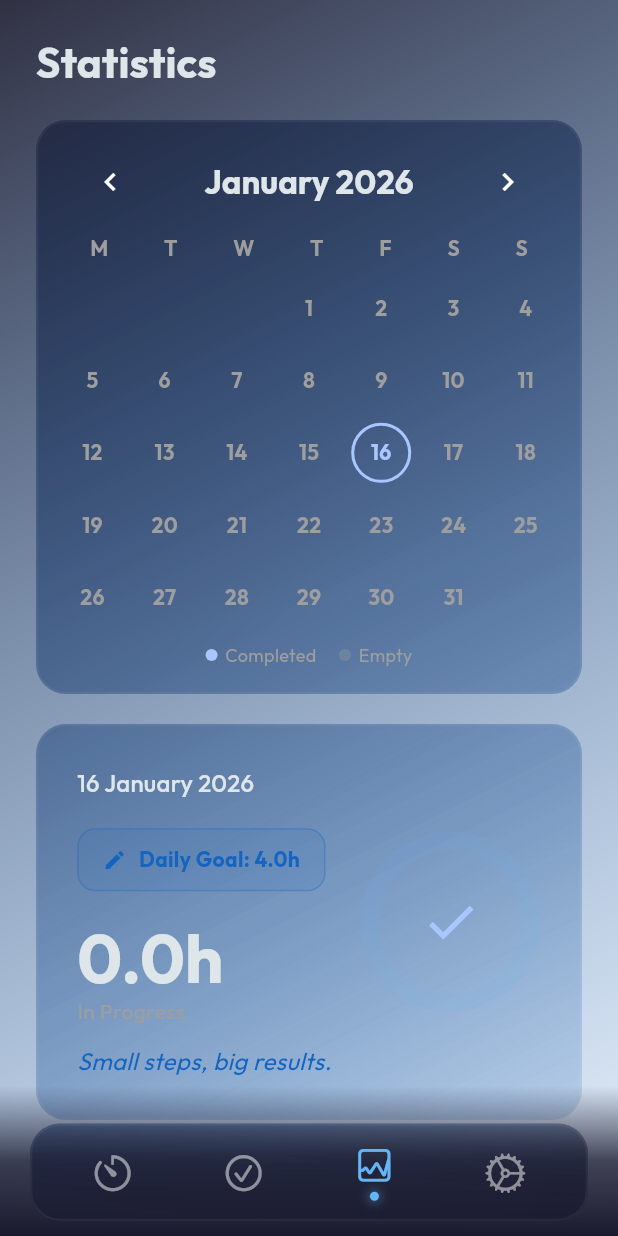
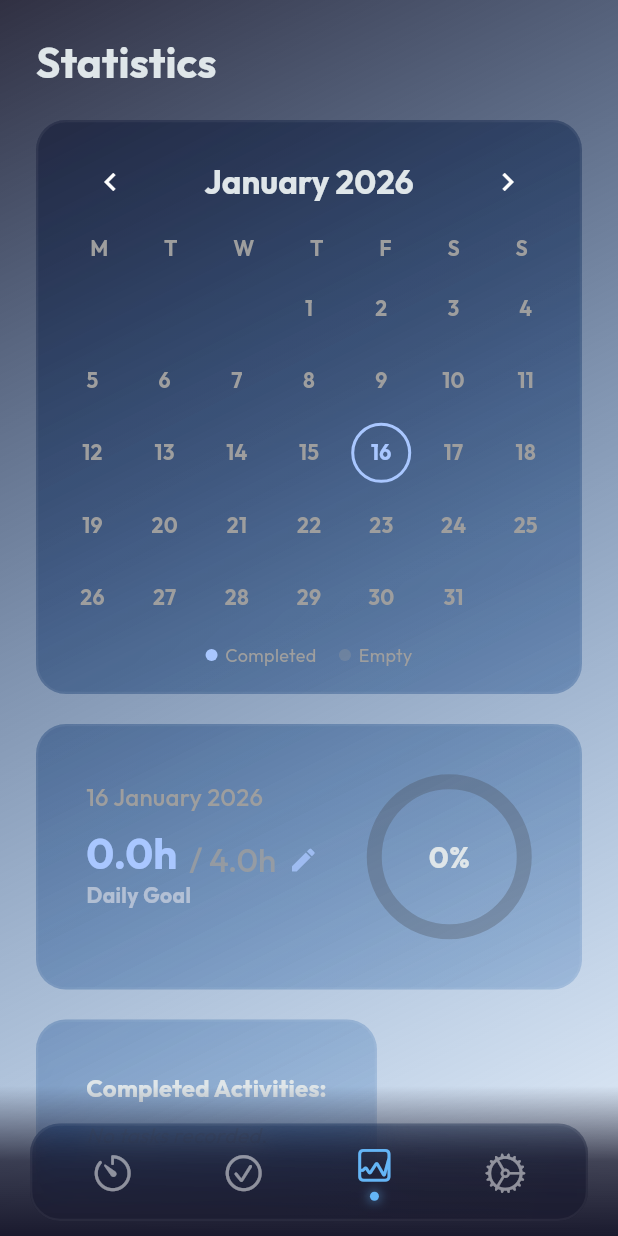
Before and after one commit to yalcin1suleyman/pomodoro_focus_flow, a Flutter app: the screen it shows after launch, item 3 of the bottom bar chosen, on a phone screen of 412 x 824 dp. Run offline on Flutter 3.47's test engine with Material 3 defaults, Android fonts, the phone set to English and light mode, and no system bars; drawn by our look-alikes of percent_indicator; our stand-ins replace audioplayers, google_fonts, share_plus, shared_preferences.

Commit message:
ui: enhance statistics screen layout and responsiveness

```diff
--- a/lib/features/settings/settings_provider.dart
+++ b/lib/features/settings/settings_provider.dart
@@ -167,7 +167,7 @@ class SettingsProvider extends ChangeNotifier {
     'pomodoroCount': 'pomodoros',
     'inProgress': 'In Progress',
     'focusedTime': 'Focused Time',
-    'tasksWorkedOn': 'Tasks Worked On:',
+    'tasksWorkedOn': 'Completed Activities:',
     'noTasksRecorded': 'No tasks recorded.',
     'dailyNote': 'Daily Note:',
     'noteHint': 'How was your focus today?',
@@ -233,7 +233,7 @@ class SettingsProvider extends ChangeNotifier {
     'pomodoroCount': 'pomodoro',
     'inProgress': 'Devam Ediyor',
     'focusedTime': 'Odak Süresi',
-    'tasksWorkedOn': 'Çalışılan Görevler:',
+    'tasksWorkedOn': 'Tamamlanan Etkinlikler:',
     'noTasksRecorded': 'Kayıtlı görev yok.',
     'dailyNote': 'Günlük Not:',
     'noteHint': 'Bugünkü odaklanman nasıldı?',
--- a/lib/features/stats/stats_screen.dart
+++ b/lib/features/stats/stats_screen.dart
@@ -18,34 +18,7 @@ class _StatsScreenState extends State<StatsScreen> {
   DateTime _selectedDate = DateTime.now();
 
   // Rotating motivational quotes
-  final List<String> _enQuotes = [
-    "Focus is the key to success.",
-    "One pomodoro at a time.",
-    "Small steps, big results.",
-    "Keep pushing forward!",
-    "Your future is created by what you do today.",
-    "Stay consistent, stay focused.",
-    "Deep work matters.",
-  ];
 
-  final List<String> _trQuotes = [
-    "Odaklanmak başarının anahtarıdır.",
-    "Her seferinde bir pomodoro.",
-    "Küçük adımlar, büyük sonuçlar.",
-    "İlerlemeye devam et!",
-    "Geleceğin, bugün yaptıklarınla şekillenir.",
-    "İstikrarlı ol, odaklan.",
-    "Derin çalışma önemlidir.",
-  ];
-
-  String _getMotivationQuote(SettingsProvider settings) {
-    // Simple rotation based on day of year to vary daily
-    int dayOfYear = int.parse("${DateTime.now().year}${DateTime.now().month}${DateTime.now().day}");
-    // Or just pick random? Let's pick based on day so it stays same for the day.
-    // Actually simplicity:
-    final quotes = settings.language == 'tr' ? _trQuotes : _enQuotes;
-    return quotes[DateTime.now().day % quotes.length];
-  }
 
   @override
   Widget build(BuildContext context) {
@@ -142,7 +115,7 @@ class _StatsScreenState extends State<StatsScreen> {
                 onTap: isSelectedToday ? () => _showGoalDialog(context, settings) : null,
                 child: GlassBox(
                   child: Padding(
-                    padding: const EdgeInsets.symmetric(horizontal: 10, vertical: 10),
+                    padding: const EdgeInsets.symmetric(horizontal: 16, vertical: 16),
                     child: Row(
                       mainAxisAlignment: MainAxisAlignment.spaceBetween,
                       children: [
@@ -153,89 +126,136 @@ class _StatsScreenState extends State<StatsScreen> {
                               // Title Date
                               Text(
                                 _formatDate(_selectedDate, settings),
-                                style: Theme.of(context).textTheme.titleMedium
+                                style: Theme.of(context).textTheme.titleMedium?.copyWith(color: Colors.grey),
                               ),
-                              const SizedBox(height: 10),
+                              const SizedBox(height: 8),
 
-                              if (isSelectedToday)
-                                Padding(
-                                  padding: const EdgeInsets.symmetric(vertical: 8.0),
-                                  child: InkWell(
-                                    onTap: () => _showGoalDialog(context, settings),
-                                    borderRadius: BorderRadius.circular(12),
-                                    child: Container(
-                                      padding: const EdgeInsets.symmetric(horizontal: 16, vertical: 10),
-                                      decoration: BoxDecoration(
-                                        color: Theme.of(context).primaryColor.withOpacity(0.1),
+                              // Main Focus Time Display
+                              // Main Focus Time Display - Inline as requested
+                              Row(
+                                crossAxisAlignment: CrossAxisAlignment.end,
+                                children: [
+                                  Text(
+                                    "${(focusedMinutes / 60).toStringAsFixed(1)}h",
+                                    style: Theme.of(context).textTheme.headlineMedium?.copyWith(
+                                      fontWeight: FontWeight.bold,
+                                      color: Theme.of(context).colorScheme.primary,
+                                    ),
+                                  ),
+                                  const SizedBox(width: 8),
+                                  Text(
+                                    "/ ${(settings.dailyGoalMinutes / 60).toStringAsFixed(1)}h",
+                                    style: Theme.of(context).textTheme.titleLarge?.copyWith(
+                                      color: Colors.grey.withOpacity(0.8),
+                                      fontWeight: FontWeight.w500,
+                                    ),
+                                  ),
+                                  if (isSelectedToday)
+                                    Padding( // Use Padding+InkWell for tighter control than IconButton
+                                      padding: const EdgeInsets.only(left: 8, bottom: 4),
+                                      child: InkWell(
+                                        onTap: () => _showGoalDialog(context, settings),
                                         borderRadius: BorderRadius.circular(12),
-                                        border: Border.all(color: Theme.of(context).primaryColor.withOpacity(0.3)),
-                                      ),
-                                      child: Row(
-                                        mainAxisSize: MainAxisSize.min,
-                                        children: [
-                                          Icon(Icons.edit, size: 16, color: Theme.of(context).primaryColor),
-                                          const SizedBox(width: 8),
-                                          Text(
-                                            "${settings.translate('dailyGoal')}: ${(settings.dailyGoalMinutes / 60).toStringAsFixed(1)}h",
-                                            style: TextStyle(
-                                              fontWeight: FontWeight.bold,
-                                              color: Theme.of(context).primaryColor,
-                                            ),
-                                          ),
-                                        ],
+                                        child: Icon(
+                                          Icons.edit,
+                                          size: 20,
+                                          color: Theme.of(context).colorScheme.primary.withOpacity(0.8)
+                                        ),
                                       ),
                                     ),
-                                  ),
+                                ],
+                              ),
+
+                              // Status Label
+                              Text(
+                                isSelectedToday ? settings.translate('dailyGoal') : settings.translate('completed'),
+                                style: TextStyle(
+                                  color: Theme.of(context).colorScheme.onSurface.withOpacity(0.6),
+                                  fontWeight: FontWeight.bold,
                                 ),
-
-                              const SizedBox(height: 10),
-                              Text("${(focusedMinutes / 60).toStringAsFixed(1)}h",
-                                  style: Theme.of(context).textTheme.displayMedium?.copyWith(fontWeight: FontWeight.bold)),
-
-                              Text(isSelectedToday ? settings.translate('inProgress') : settings.translate('completed'), style: TextStyle(color: Colors.grey)),
+                              ),
 
                               // Notes or Quote
-                              const SizedBox(height: 12),
+                              const SizedBox(height: 16),
                               if (selectedRecord.note != null && selectedRecord.note!.isNotEmpty)
                                 Text(
                                   "\"${selectedRecord.note}\"",
                                   style: Theme.of(context).textTheme.bodyMedium?.copyWith(
                                     fontStyle: FontStyle.italic,
-                                    fontSize: 16, // Increased Size
+                                    fontSize: 15,
                                   ),
                                   maxLines: 4,
                                   overflow: TextOverflow.ellipsis,
                                 )
-                              else if (isSelectedToday)
-                                Text(
-                                  _getMotivationQuote(settings),
-                                  style: Theme.of(context).textTheme.bodyMedium?.copyWith(
-                                    fontStyle: FontStyle.italic,
-                                    color: Theme.of(context).primaryColor,
-                                    fontSize: 16, // Increased Size
-                                  ),
-                                  maxLines: 3,
-                                  overflow: TextOverflow.ellipsis,
-                                ),
+                              else
+                                const SizedBox(height: 0), // No quote here anymore
                             ],
                           ),
                         ),
-                        CircularPercentIndicator(
-                          radius: 60.0,
-                          lineWidth: 12.0,
-                          percent: progressPercent,
-                          center: isSelectedToday
-                              ? Icon(Icons.check, size: 40, color: Theme.of(context).colorScheme.primary)
-                              : Text("${(progressPercent * 100).toInt()}%", style: const TextStyle(fontWeight: FontWeight.bold)),
-                          progressColor: Theme.of(context).colorScheme.primary, // Consistent color
-                          backgroundColor: Theme.of(context).colorScheme.secondary.withOpacity(0.1),
-                          circularStrokeCap: CircularStrokeCap.round,
+                        // Right Side Diagram
+                        Column(
+                          mainAxisAlignment: MainAxisAlignment.center,
+                          children: [
+                             CircularPercentIndicator(
+                              radius: 55.0,
+                              lineWidth: 10.0,
+                              percent: progressPercent,
+                              center: Text(
+                                "${(progressPercent * 100).toInt()}%",
+                                style: const TextStyle(fontWeight: FontWeight.bold, fontSize: 20)
+                              ),
+                              progressColor: Theme.of(context).colorScheme.primary,
+                              backgroundColor: Theme.of(context).colorScheme.surfaceVariant.withOpacity(0.3),
+                              circularStrokeCap: CircularStrokeCap.round,
+                            ),
+                          ],
                         ),
                       ],
                     ),
                   ),
                 ),
               ),
+
+              const SizedBox(height: 20),
+
+              // Tasks List for Selected Day
+              GlassBox(
+                child: Padding(
+                  padding: const EdgeInsets.all(16.0),
+                  child: Column(
+                    crossAxisAlignment: CrossAxisAlignment.start,
+                    children: [
+                      Text(
+                        settings.translate('tasksWorkedOn'),
+                        style: Theme.of(context).textTheme.titleMedium?.copyWith(fontWeight: FontWeight.bold),
+                      ),
+                      const SizedBox(height: 10),
+                      if (selectedRecord.tasksWorkedOn.isEmpty)
+                        Text(
+                          settings.translate('noTasksRecorded'),
+                          style: TextStyle(color: Colors.grey, fontStyle: FontStyle.italic),
+                        )
+                      else
+                        ...selectedRecord.tasksWorkedOn.map((task) => Padding(
+                          padding: const EdgeInsets.symmetric(vertical: 4.0),
+                          child: Row(
+                            children: [
+                              Icon(Icons.check_circle_outline, size: 16, color: Theme.of(context).colorScheme.secondary),
+                              const SizedBox(width: 8),
+                              Expanded(
+                                child: Text(
+                                  task,
+                                  style: const TextStyle(fontSize: 16),
+                                ),
+                              ),
+                            ],
+                          ),
+                        )),
+                    ],
+                  ),
+                ),
+              ),
+
               const SizedBox(height: 140),
             ],
           ),
@@ -291,16 +311,16 @@ class _StatsScreenState extends State<StatsScreen> {
                 ? (record.minutesFocused / settings.dailyGoalMinutes)
                 : 1.0;
 
-             // Min size 28 (fits text), Max size 54 (slightly larger than before)
-             const double minSize = 28.0;
-             const double maxSize = 54.0;
+             // Min size 22 (smaller), Max size 55 (larger) for more contrast
+             const double minSize = 22.0;
+             const double maxSize = 55.0;
 
              // Interpolate
              double progress = goalRatio.clamp(0.0, 1.0);
              circleSize = minSize + (progress * (maxSize - minSize));
 
              // Scale font slightly with size
-             fontSize = 12.0 + (progress * 4.0);
+             fontSize = 11.0 + (progress * 5.0);
           } else if (isSelected) {
             circleSize = 40.0; // Standard selection size when empty
           } else {
@@ -404,7 +424,7 @@ class _StatsScreenState extends State<StatsScreen> {
     );
   }
 
-  }
+
 
   String _formatMonth(DateTime date, SettingsProvider settings) {
     final months = [
@@ -421,3 +441,4 @@ class _StatsScreenState extends State<StatsScreen> {
   String _formatDate(DateTime date, SettingsProvider settings) {
     return "${date.day} ${_formatMonth(date, settings)}";
   }
+}
--- a/lib/features/timer/timer_screen.dart
+++ b/lib/features/timer/timer_screen.dart
@@ -8,6 +8,32 @@ import '../../core/theme/app_theme.dart';
 
 class TimerScreen extends StatelessWidget {
   const TimerScreen({super.key});
+
+  // Rotating motivational quotes
+  static const List<String> _enQuotes = [
+    "Focus is the key to success.",
+    "One pomodoro at a time.",
+    "Small steps, big results.",
+    "Keep pushing forward!",
+    "Your future is created by what you do today.",
+    "Stay consistent, stay focused.",
+    "Deep work matters.",
+  ];
+
+  static const List<String> _trQuotes = [
+    "Odaklanmak başarının anahtarıdır.",
+    "Her seferinde bir pomodoro.",
+    "Küçük adımlar, büyük sonuçlar.",
+    "İlerlemeye devam et!",
+    "Geleceğin, bugün yaptıklarınla şekillenir.",
+    "İstikrarlı ol, odaklan.",
+    "Derin çalışma önemlidir.",
+  ];
+
+  String _getMotivationQuote(SettingsProvider settings) {
+    final quotes = settings.language == 'tr' ? _trQuotes : _enQuotes;
+    return quotes[DateTime.now().day % quotes.length];
+  }
 
   @override
   Widget build(BuildContext context) {
@@ -67,6 +93,21 @@ class TimerScreen extends StatelessWidget {
           ),
           const Spacer(),
           _buildControls(context, timer, theme, progressColor),
+          const SizedBox(height: 30),
+          Padding(
+            padding: const EdgeInsets.symmetric(horizontal: 16.0),
+            child: Text(
+              _getMotivationQuote(settings),
+              style: theme.textTheme.bodyMedium?.copyWith(
+                fontStyle: FontStyle.italic,
+                color: theme.textTheme.bodyMedium?.color?.withOpacity(0.7),
+                fontSize: 14,
+              ),
+              textAlign: TextAlign.center,
+              maxLines: 2,
+              overflow: TextOverflow.ellipsis,
+            ),
+          ),
           const Spacer(flex: 2),
           const SizedBox(height: 80), // Bottom padding for nav bar
         ],
@@ -100,6 +141,15 @@ class TimerScreen extends StatelessWidget {
               mainAxisAlignment: MainAxisAlignment.center,
               children: [
                 _buildControls(context, timer, theme, progressColor),
+                const SizedBox(height: 20),
+                Text(
+                  _getMotivationQuote(settings),
+                  style: theme.textTheme.bodyMedium?.copyWith(
+                    fontStyle: FontStyle.italic,
+                    color: theme.textTheme.bodyMedium?.color?.withOpacity(0.7),
+                  ),
+                  textAlign: TextAlign.center,
+                ),
                 const SizedBox(height: 80), // Prevent overlap with bottom nav in landscape
               ],
             ),
```
